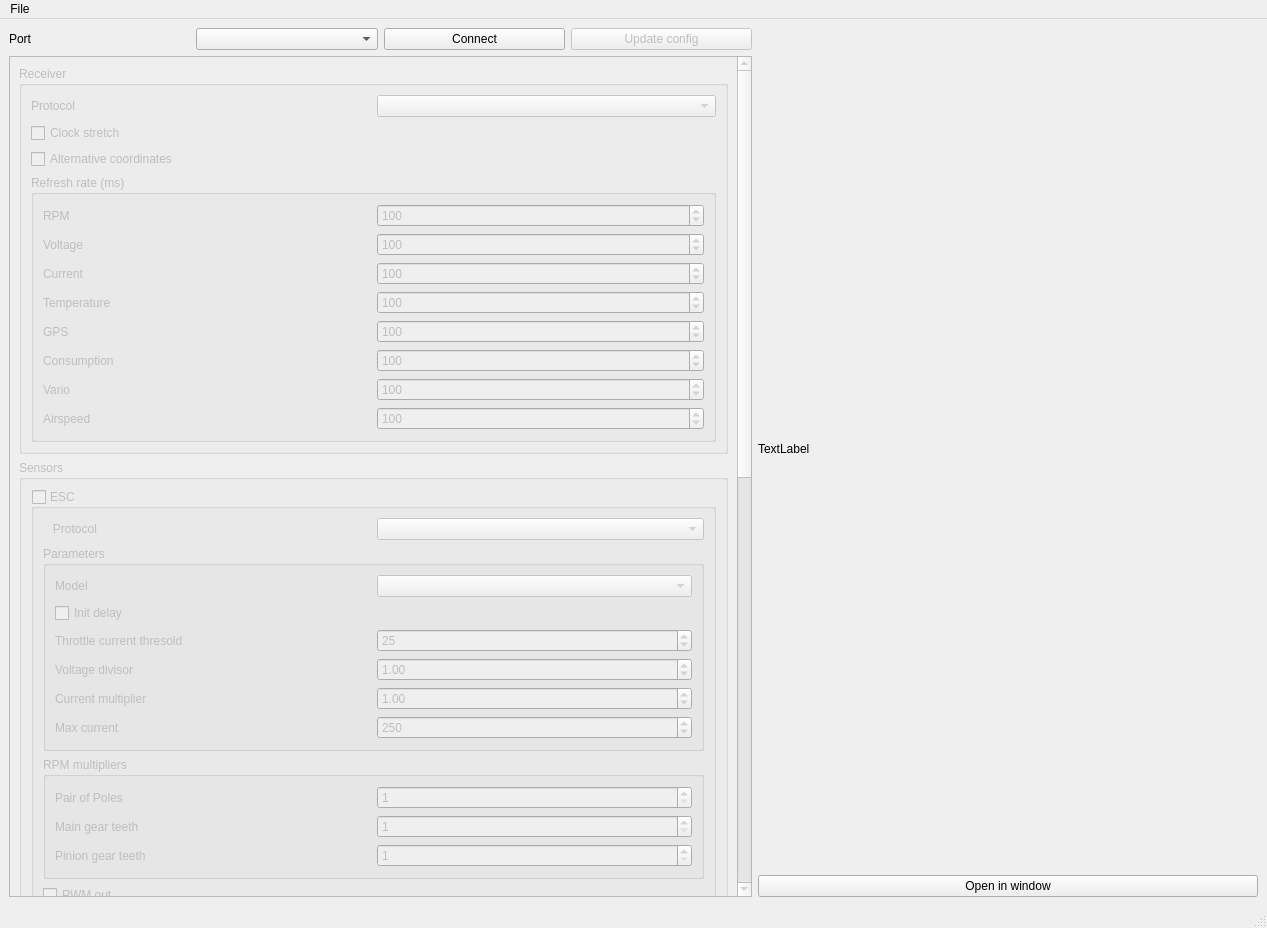
This is msrc_gui/mainwindow.ui in dgatf/msrc as Qt 5 draws it before an edit. The edited form follows.
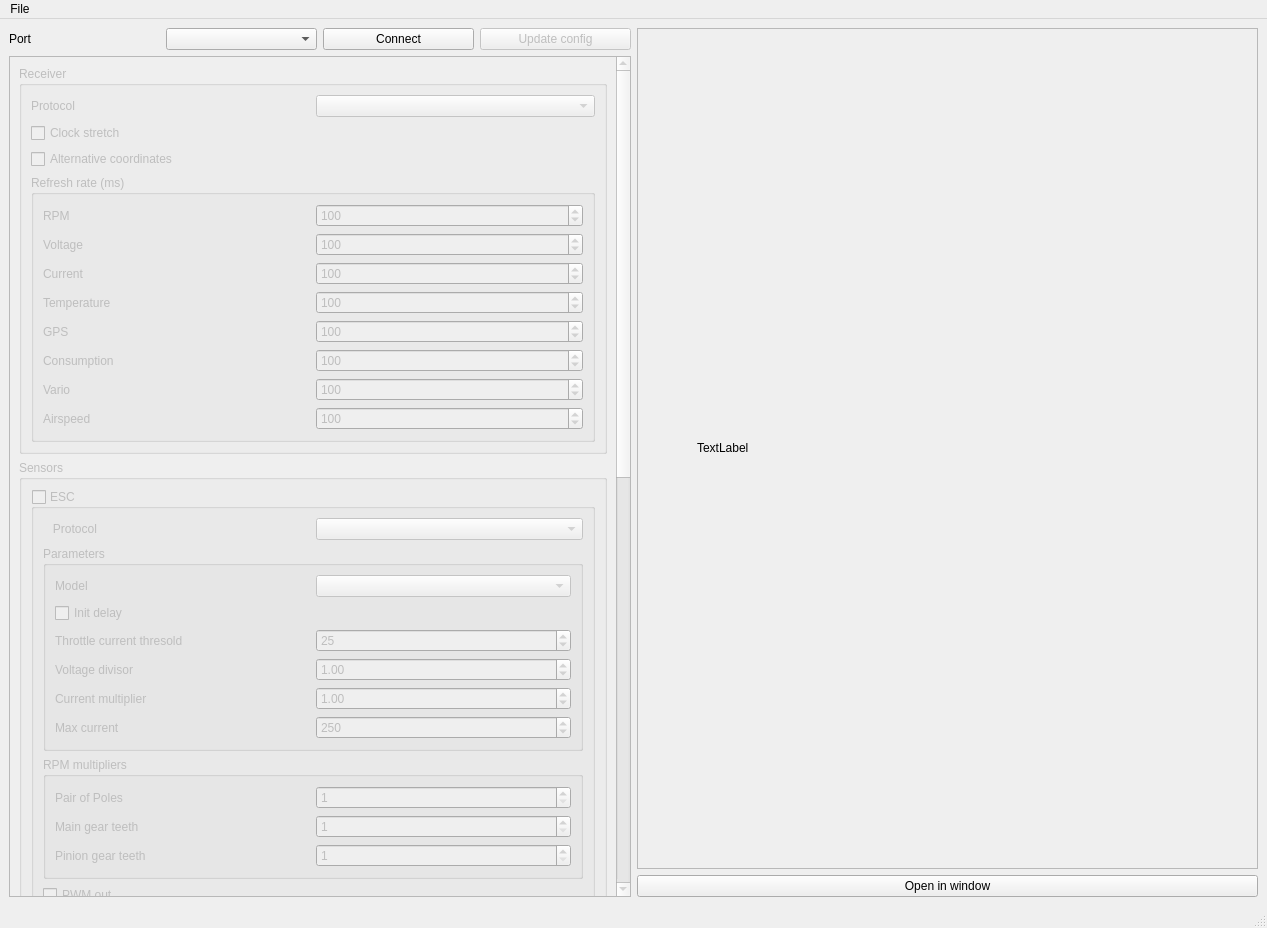
This is the edited form. Icons and pictures are not drawn.

Commit message: moved circuit into scrollarea

What changed in the file:
```diff
--- a/msrc_gui/mainwindow.ui
+++ b/msrc_gui/mainwindow.ui
@@ -72,9 +72,9 @@
            <property name="geometry">
             <rect>
              <x>0</x>
-             <y>-764</y>
-             <width>721</width>
-             <height>1836</height>
+             <y>0</y>
+             <width>600</width>
+             <height>1594</height>
             </rect>
            </property>
            <layout class="QVBoxLayout" name="verticalLayout">
@@ -886,44 +886,103 @@
          <enum>QLayout::SetDefaultConstraint</enum>
         </property>
         <item>
-         <spacer name="verticalSpacer">
-          <property name="orientation">
-           <enum>Qt::Vertical</enum>
+         <widget class="QScrollArea" name="scrollArea">
+          <property name="sizePolicy">
+           <sizepolicy hsizetype="Expanding" vsizetype="Expanding">
+            <horstretch>0</horstretch>
+            <verstretch>0</verstretch>
+           </sizepolicy>
           </property>
-          <property name="sizeHint" stdset="0">
-           <size>
-            <width>20</width>
-            <height>40</height>
-           </size>
+          <property name="verticalScrollBarPolicy">
+           <enum>Qt::ScrollBarAsNeeded</enum>
           </property>
-         </spacer>
-        </item>
-        <item>
-         <widget class="QLabel" name="lbCircuit">
-          <property name="minimumSize">
-           <size>
-            <width>500</width>
-            <height>0</height>
-           </size>
+          <property name="horizontalScrollBarPolicy">
+           <enum>Qt::ScrollBarAsNeeded</enum>
           </property>
-          <property name="text">
-           <string>TextLabel</string>
+          <property name="sizeAdjustPolicy">
+           <enum>QAbstractScrollArea::AdjustToContents</enum>
           </property>
+          <property name="widgetResizable">
+           <bool>false</bool>
+          </property>
+          <property name="alignment">
+           <set>Qt::AlignCenter</set>
+          </property>
+          <widget class="QWidget" name="scrollAreaWidgetContents">
+           <property name="geometry">
+            <rect>
+             <x>9</x>
+             <y>8</y>
+             <width>599</width>
+             <height>814</height>
+            </rect>
+           </property>
+           <property name="minimumSize">
+            <size>
+             <width>599</width>
+             <height>814</height>
+            </size>
+           </property>
+           <property name="maximumSize">
+            <size>
+             <width>599</width>
+             <height>814</height>
+            </size>
+           </property>
+           <property name="layoutDirection">
+            <enum>Qt::LeftToRight</enum>
+           </property>
+           <layout class="QGridLayout" name="gridLayout_10">
+            <property name="sizeConstraint">
+             <enum>QLayout::SetFixedSize</enum>
+            </property>
+            <property name="leftMargin">
+             <number>0</number>
+            </property>
+            <property name="topMargin">
+             <number>0</number>
+            </property>
+            <property name="rightMargin">
+             <number>0</number>
+            </property>
+            <property name="bottomMargin">
+             <number>0</number>
+            </property>
+            <property name="spacing">
+             <number>0</number>
+            </property>
+            <item row="0" column="0">
+             <widget class="QLabel" name="lbCircuit">
+              <property name="sizePolicy">
+               <sizepolicy hsizetype="Fixed" vsizetype="Fixed">
+                <horstretch>0</horstretch>
+                <verstretch>0</verstretch>
+               </sizepolicy>
+              </property>
+              <property name="minimumSize">
+               <size>
+                <width>500</width>
+                <height>0</height>
+               </size>
+              </property>
+              <property name="frameShape">
+               <enum>QFrame::NoFrame</enum>
+              </property>
+              <property name="text">
+               <string>TextLabel</string>
+              </property>
+              <property name="scaledContents">
+               <bool>true</bool>
+              </property>
+              <property name="alignment">
+               <set>Qt::AlignJustify|Qt::AlignTop</set>
+              </property>
+             </widget>
+            </item>
+           </layout>
+          </widget>
          </widget>
         </item>
-        <item>
-         <spacer name="verticalSpacer_2">
-          <property name="orientation">
-           <enum>Qt::Vertical</enum>
-          </property>
-          <property name="sizeHint" stdset="0">
-           <size>
-            <width>20</width>
-            <height>40</height>
-           </size>
-          </property>
-         </spacer>
-        </item>
         <item>
          <widget class="QPushButton" name="btCircuit">
           <property name="text">
```
The commit also changes 3 other files.
